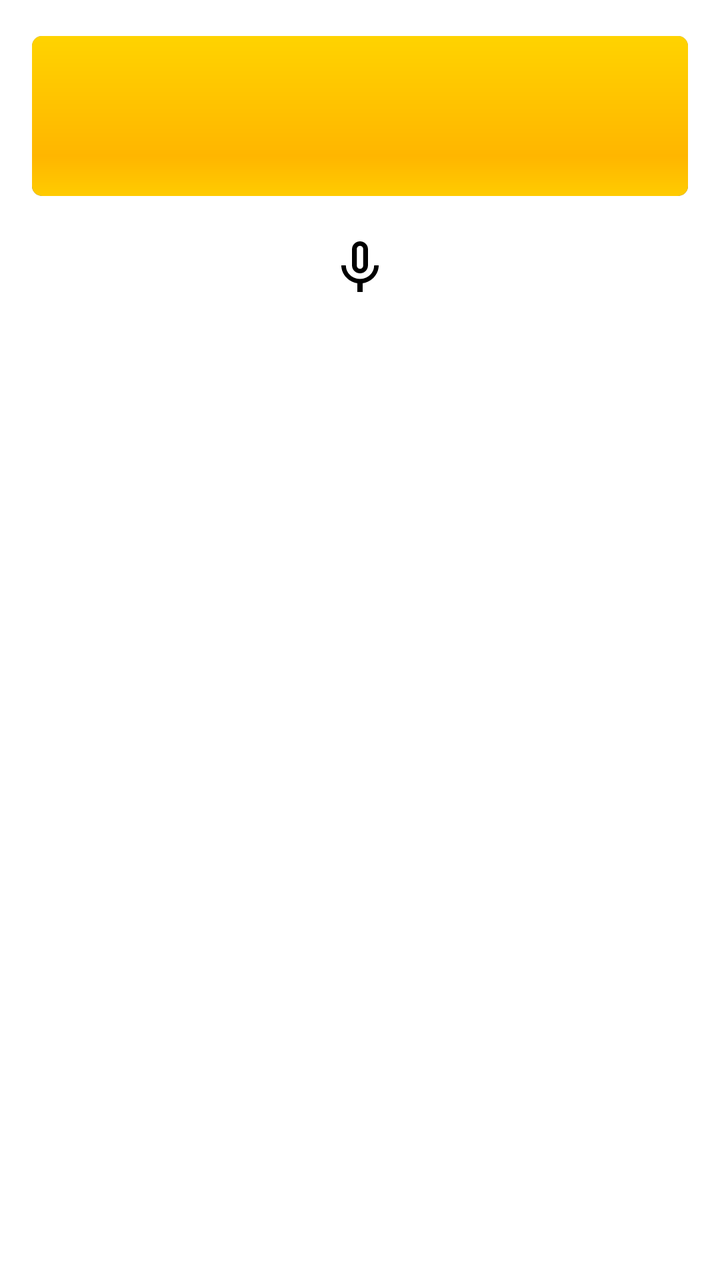
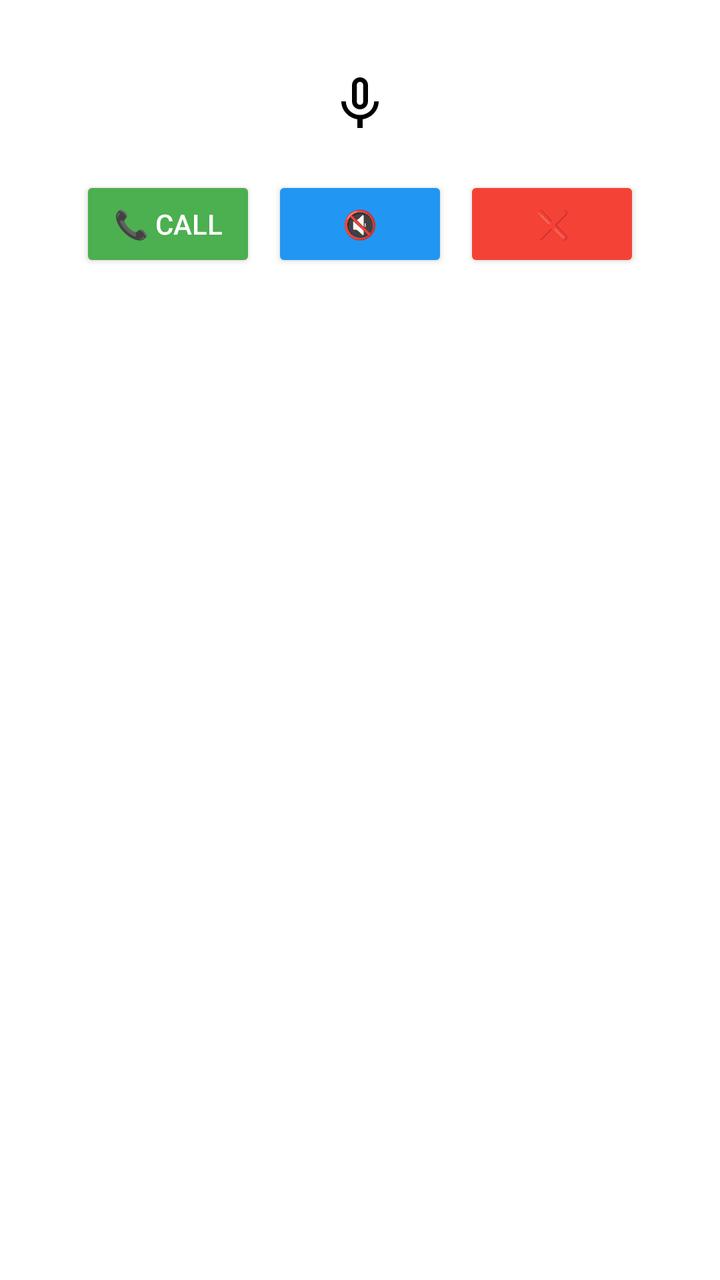

Compare the two renders of this Android layout. The source of the first and the diff that turns it into the second are given below.
<!-- AndroidManifest.xml: application theme Theme.HomeWidgetToCall -->
<!-- res/layout/widget_layout.xml -->
<?xml version="1.0" encoding="utf-8"?>
<LinearLayout xmlns:android="http://schemas.android.com/apk/res/android"
    android:id="@+id/widget_root"
    android:layout_width="match_parent"
    android:layout_height="wrap_content"
    android:orientation="vertical"
    android:padding="16dp"
    android:background="@color/white"
    android:theme="@style/Theme.Material3.DynamicColors.DayNight">




    <ProgressBar
        android:id="@+id/bar_data_usage"
        style="@android:style/Widget.ProgressBar.Horizontal"
        android:layout_width="match_parent"
        android:layout_height="80dp"
        android:layout_marginTop="2dp"
        android:max="100"
        android:progress="100" />


    
    <LinearLayout
        android:id="@+id/voice_controls"
        android:layout_width="match_parent"
        android:layout_height="wrap_content"
        android:orientation="horizontal"
        android:gravity="center"
        android:layout_marginTop="12dp">

        
        <ImageView
            android:id="@+id/btn_start_recording"
            android:layout_width="48dp"
            android:layout_height="48dp"
            android:src="@drawable/ic_microphone"
            android:contentDescription="Start Recording"
            android:visibility="visible"
            android:padding="8dp" />

        
        <ImageView
            android:id="@+id/btn_stop_recording"
            android:layout_width="48dp"
            android:layout_height="48dp"
            android:src="@drawable/ic_stop"
            android:contentDescription="Stop Recording"
            android:visibility="gone"
            android:padding="8dp"
            android:layout_marginStart="16dp"/>
    </LinearLayout>

</LinearLayout>
<!-- resources referenced by this layout -->
<resources>
  <color name="white">#FFFFFFFF</color>
  <!-- drawable ic_microphone (drawable) -->
  <vector xmlns:android="http://schemas.android.com/apk/res/android" android:height="24dp" android:tint="#000000" android:viewportHeight="24" android:viewportWidth="24" android:width="24dp">
        
      <path android:fillColor="@android:color/white" android:pathData="M12,14c1.66,0 2.99,-1.34 2.99,-3L15,5c0,-1.66 -1.34,-3 -3,-3S9,3.34 9,5v6c0,1.66 1.34,3 3,3zM10.8,4.9c0,-0.66 0.54,-1.2 1.2,-1.2 0.66,0 1.2,0.54 1.2,1.2l-0.01,6.2c0,0.66 -0.53,1.2 -1.19,1.2 -0.66,0 -1.2,-0.54 -1.2,-1.2L10.8,4.9zM17.3,11c0,3 -2.54,5.1 -5.3,5.1S6.7,14 6.7,11L5,11c0,3.41 2.72,6.23 6,6.72L11,21h2v-3.28c3.28,-0.48 6,-3.3 6,-6.72h-1.7z"/>
      
  </vector>
  <!-- drawable ic_stop (drawable) -->
  <vector xmlns:android="http://schemas.android.com/apk/res/android" android:height="24dp" android:tint="#000000" android:viewportHeight="960" android:viewportWidth="960" android:width="24dp">
        
      <path android:fillColor="@android:color/white" android:pathData="M360,600L360,360L600,360L600,600L360,600ZM480,920Q372,920 277.5,870.5Q183,821 120,732L120,840L40,840L40,600L280,600L280,680L182,680Q233,755 311.5,797.5Q390,840 480,840Q595,840 688.5,774Q782,708 820,599L898,617Q853,753 738,836.5Q623,920 480,920ZM42,440Q49,373 74,311.5Q99,250 143,198L200,255Q168,296 148,342.5Q128,389 123,440L42,440ZM256,199L199,142Q252,98 313,72.5Q374,47 440,42L440,122Q389,127 343,147Q297,167 256,199ZM705,199Q664,167 617.5,147Q571,127 520,122L520,42Q587,48 648.5,73Q710,98 762,142L705,199ZM838,440Q833,389 813,342.5Q793,296 761,255L818,198Q862,250 887,311.5Q912,373 918,440L838,440Z"/>
      
  </vector>
  <style name="Theme.HomeWidgetToCall" parent="Base.Theme.HomeWidgetToCall" />
  <style name="Base.Theme.HomeWidgetToCall" parent="Theme.Material3.DayNight.NoActionBar">
          
          
      </style>
</resources>

<!-- the commit's change to res/layout/widget_layout.xml (unified diff, before → after) -->
@@ -7,18 +7,6 @@
     android:padding="16dp"
     android:background="@color/white"
     android:theme="@style/Theme.Material3.DynamicColors.DayNight">
-
-
-
-
-    <ProgressBar
-        android:id="@+id/bar_data_usage"
-        style="@android:style/Widget.ProgressBar.Horizontal"
-        android:layout_width="match_parent"
-        android:layout_height="80dp"
-        android:layout_marginTop="2dp"
-        android:max="100"
-        android:progress="100" />
 
 
     
@@ -52,4 +40,46 @@
             android:layout_marginStart="16dp"/>
     </LinearLayout>
 
+    
+    <LinearLayout
+        android:id="@+id/call_controls"
+        android:layout_width="match_parent"
+        android:layout_height="wrap_content"
+        android:orientation="horizontal"
+        android:gravity="center"
+        android:layout_marginTop="12dp">
+
+        
+        <Button
+            android:id="@+id/btn_start_call"
+            android:layout_width="wrap_content"
+            android:layout_height="wrap_content"
+            android:text="📞 Call"
+            android:backgroundTint="#4CAF50"
+            android:textColor="#FFFFFF"
+            android:padding="8dp" />
+
+        
+        <Button
+            android:id="@+id/btn_toggle_mute"
+            android:layout_width="wrap_content"
+            android:layout_height="wrap_content"
+            android:text="🔇"
+            android:backgroundTint="#2196F3"
+            android:textColor="#FFFFFF"
+            android:padding="8dp"
+            android:layout_marginStart="8dp"/>
+
+        
+        <Button
+            android:id="@+id/btn_end_call"
+            android:layout_width="wrap_content"
+            android:layout_height="wrap_content"
+            android:text="❌"
+            android:backgroundTint="#F44336"
+            android:textColor="#FFFFFF"
+            android:padding="8dp"
+            android:layout_marginStart="8dp"/>            
+    </LinearLayout>
+
 </LinearLayout>
